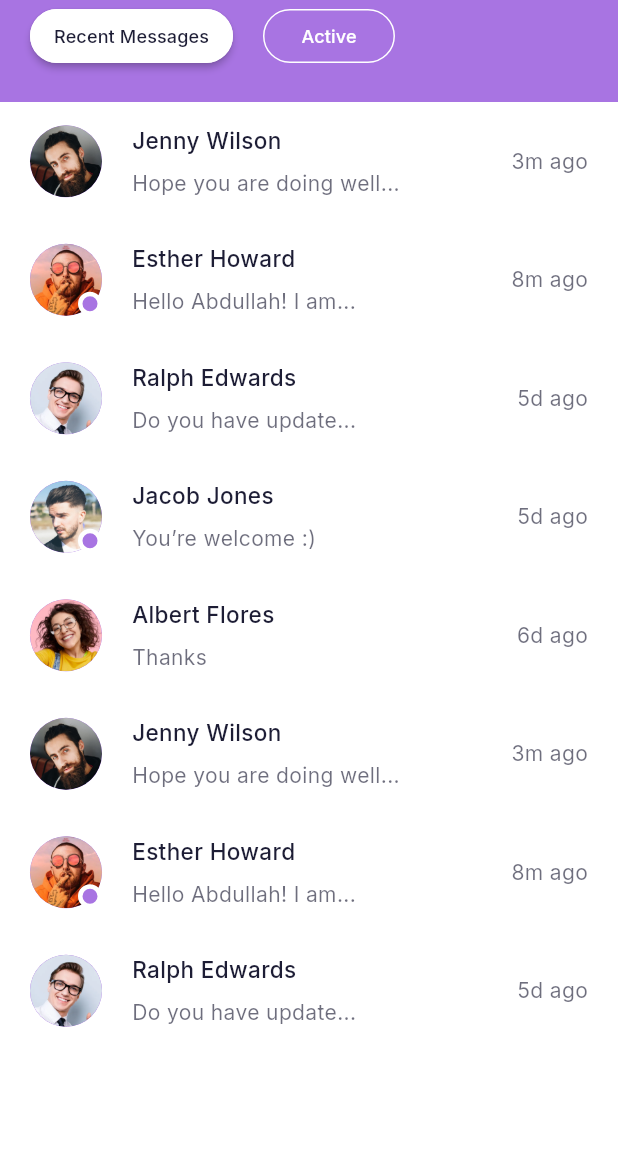
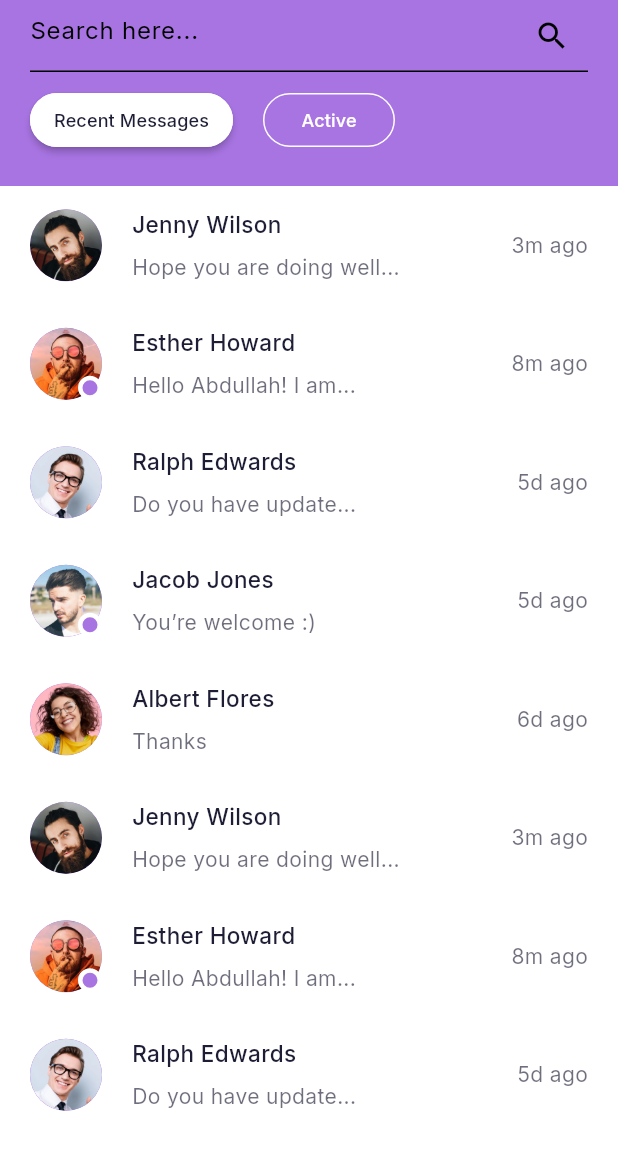
Before and after one commit to osamajaved07/CHAT-APP, a Flutter app: the Body widget shown alone on an empty page, opened directly, on a phone screen of 412 x 824 dp. Shown: the top 1150 px of the screen. Run offline on Flutter 3.47's test engine with Material 3 defaults, Android fonts, the phone set to English and light mode, and no system bars; our stand-ins replace cloud_firestore, firebase_auth, firebase_core, google_fonts, google_sign_in; accounts and stored records are empty.

Commit message:
Search functioanlity added

```diff
--- a/lib/components/body.dart
+++ b/lib/components/body.dart
@@ -1,40 +1,130 @@
-// ignore_for_file: prefer_const_constructors, non_constant_identifier_names, avoid_print
+// ignore_for_file: prefer_const_constructors, avoid_print, use_key_in_widget_constructors, use_build_context_synchronously
 
 import 'package:chat_application/components/chat_card.dart';
 import 'package:chat_application/components/filled_outline_button.dart';
 import 'package:chat_application/constants.dart';
 import 'package:chat_application/model/Chat.dart';
 import 'package:chat_application/screens/message_screen.dart';
+import 'package:cloud_firestore/cloud_firestore.dart';
 import 'package:flutter/material.dart';
 
+class Body extends StatefulWidget {
+  const Body({Key? key});
 
-class Body extends StatelessWidget {
-  const Body({super.key, });
+  @override
+  State<Body> createState() => _BodyState();
+}
 
+class _BodyState extends State<Body> {
+  Map<String, dynamic>? userMap;
+  bool isLoading = false;
+  final TextEditingController _search = TextEditingController();
+
+  void onSearch() async {
+    setState(() {
+      isLoading = true;
+    });
+
+    try {
+      final QuerySnapshot querySnapshot = await FirebaseFirestore.instance
+          .collection('users')
+          .where("email", isEqualTo: _search.text)
+          .get();
+
+      if (querySnapshot.docs.isNotEmpty) {
+        setState(() {
+          userMap = querySnapshot.docs[0].data() as Map<String, dynamic>?;
+          isLoading = false;
+        });
+        print(userMap);
+      } else {
+        setState(() {
+          userMap = null;
+          isLoading = false;
+        });
+        ScaffoldMessenger.of(context).showSnackBar(
+        SnackBar(
+          backgroundColor: kSecondaryColor,
+          content: Text("User not found", style: TextStyle( color: kContentColorLightTheme),),
+          duration: Duration(seconds: 4), // Adjust duration as needed
+        ),
+      );
+      print("User not found");
+      }
+    } catch (e) {
+      setState(() {
+        isLoading = false;
+      });
+      print("Error: $e");
+    }
+  }
 
   @override
   Widget build(BuildContext context) {
     return Column(
       children: [
         Container(
-          padding: EdgeInsets.fromLTRB(kDefaultPadding, 0, kDefaultPadding, kDefaultPadding),
+          padding: EdgeInsets.fromLTRB(
+              kDefaultPadding, 0, kDefaultPadding, kDefaultPadding),
           color: kPrimaryColor,
-          child: Row(
+          child: Column(
+            mainAxisAlignment: MainAxisAlignment.start,
             children: [
-              FillOutlineButton(press: (){}, text: "Recent Messages"),
-              SizedBox(width: kDefaultPadding,),
-              FillOutlineButton(press: (){}, text: "Active", isFilled: false,)
+              TextField(
+
+                cursorColor: Colors.white,
+                controller: _search,
+                decoration: InputDecoration(
+
+                  hintText: "Search here...",
+                  suffixIcon: IconButton(
+                    onPressed: onSearch,
+                    icon: Icon(Icons.search),
+                  ),
+                ),
+              ),
+              SizedBox(height: 8),
+              Row(
+                children: [
+                  FillOutlineButton(press: () {}, text: "Recent Messages"),
+                  SizedBox(width: kDefaultPadding),
+                  FillOutlineButton(
+                    press: () {},
+                    text: "Active",
+                    isFilled: false,
+                  ),
+                ],
+              ),
             ],
           ),
         ),
+        isLoading
+            ? CircularProgressIndicator() // Show loading indicator
+            : userMap != null
+                ? ListTile(
+                  leading: Icon(Icons.account_box_outlined, color: Colors.black,),
+                  trailing: Icon(Icons.chat, color: Colors.black,),
+                  onTap: (){},
+                    title: Text(userMap!['email']),
+                  ) // Show user email if found
+                : Expanded(
+                    child: ListView.builder(
+                      itemCount: chatsData.length,
 
-        Expanded(child: ListView.builder(
-          itemCount: chatsData.length,
-          itemBuilder: (context, Index) => ChatCard(chat: chatsData[Index],
-          press: () {
-            print("Moving to message screen");
-          Navigator.push(context, MaterialPageRoute(builder: (context) => MessagesScreen()));})
-          ))
+                      itemBuilder: (context, index) => ChatCard(
+                        chat: chatsData[index],
+                        press: () {
+                          print("Moving to message screen");
+                          Navigator.push(
+                            context,
+                            MaterialPageRoute(
+                              builder: (context) => MessagesScreen(),
+                            ),
+                          );
+                        },
+                      ),
+                    ),
+                  ),
       ],
     );
   }
--- a/lib/screens/signuppage.dart
+++ b/lib/screens/signuppage.dart
@@ -144,7 +144,7 @@ class _signuppageState extends State<signuppage> {
               if (formkey.currentState!.validate()) {
                 AuthService()
                     .createAccountWithEmail(
-                        _emailcontroller.text, _passwordcontroller.text)
+                        _emailcontroller.text, _passwordcontroller.text,)
                     .then((value) {
                   if (value == "Account Created") {
                     ScaffoldMessenger.of(context).showSnackBar(SnackBar(
```
Also changed, not shown: lib/controller/auth_controller.dart (+20 -3 lines), lib/screens/homescreen.dart (+34 -4 lines).
